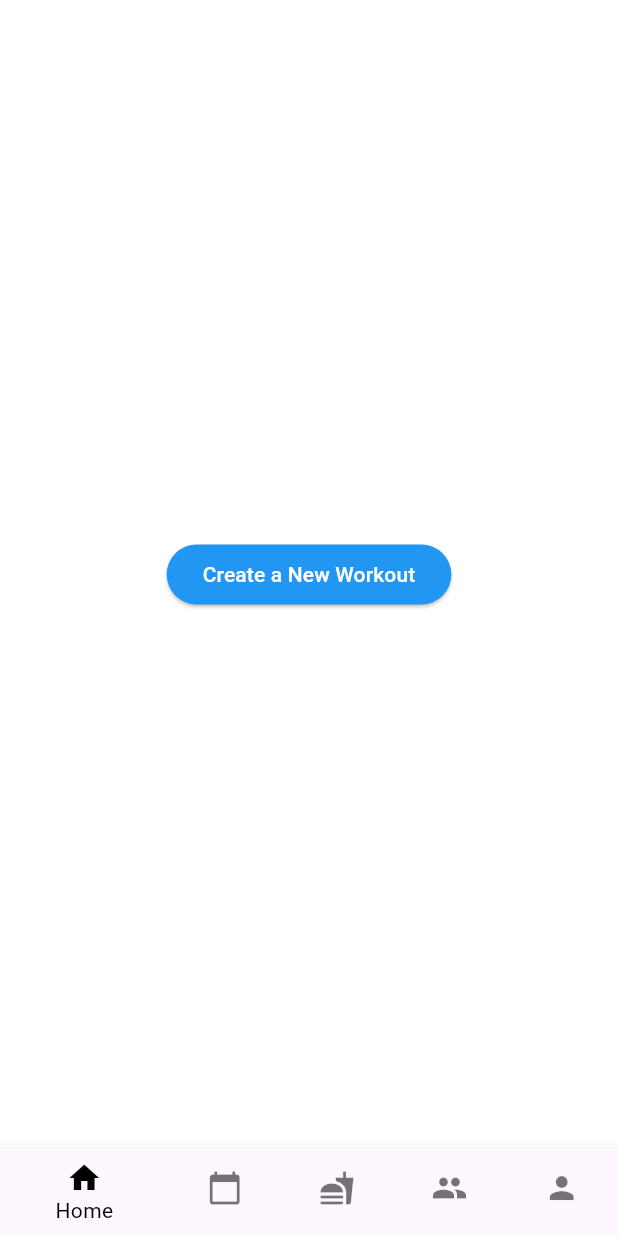
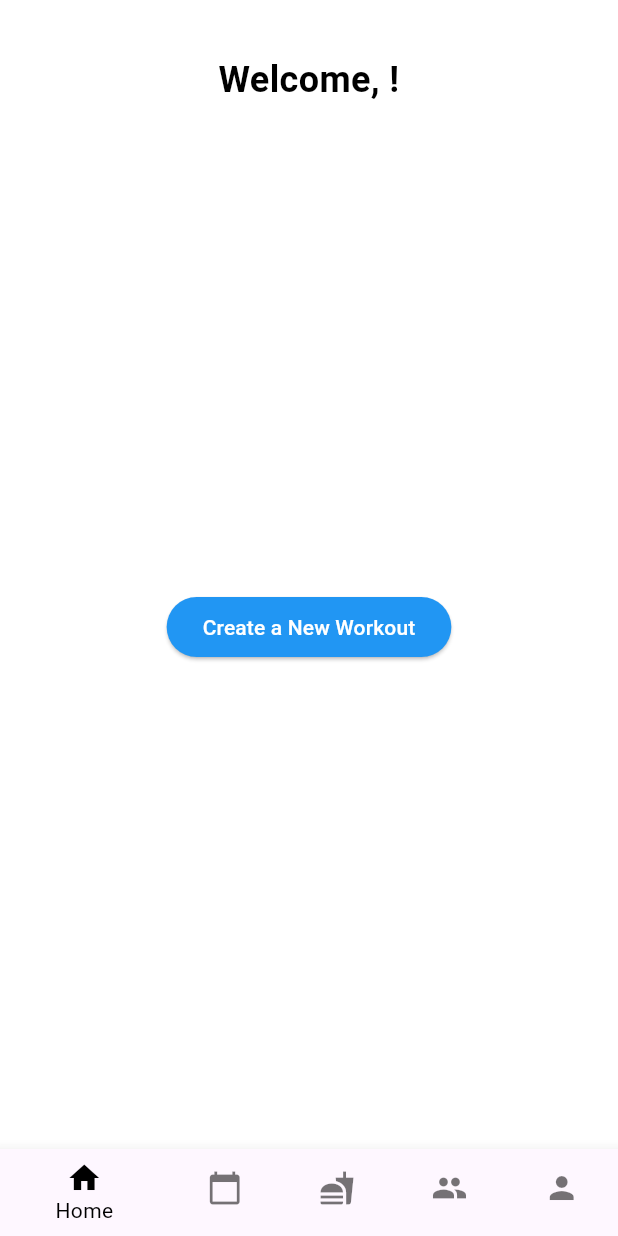
Before and after one commit to Hasini-D/LargeProject, a Flutter app: the HomeScreen screen opened by its route, on a phone screen of 412 x 824 dp. Run offline on Flutter 3.47's test engine with Material 3 defaults, Android fonts, the phone set to English and light mode, and no system bars; accounts and stored records are empty.

Commit message:
added welcome 'username' to home_page

```diff
--- a/flutter_app/lib/pages/home_page.dart
+++ b/flutter_app/lib/pages/home_page.dart
@@ -4,7 +4,8 @@ import 'diet_page.dart';
 import 'friends_page.dart';
 import 'profile_page.dart';
 import 'calendar_page.dart';
-import '../widgets/home_content.dart';
+import 'package:provider/provider.dart';
+import '../providers/user_provider.dart';
 
 class HomeScreen extends StatefulWidget {
   @override
@@ -29,8 +30,38 @@ class _HomeScreenState extends State<HomeScreen> {
 
   @override
   Widget build(BuildContext context) {
+    final user = Provider.of<UserProvider>(context).user;
+    Widget currentScreen = _widgetOptions.elementAt(_selectedIndex);
+
+    if (_selectedIndex == 0) {
+      currentScreen = SafeArea(
+        child: Column(
+          children: [
+            // Add a bit of vertical space so the text isn't cut off.
+            SizedBox(height: 20),
+            // Center the welcome message.
+            Center(
+              child: Padding(
+                padding: const EdgeInsets.only(top: 16.0),
+                child: Text(
+                  "Welcome, ${user?.login ?? "User"}!",
+                  style: const TextStyle(
+                    fontSize: 24,
+                    fontWeight: FontWeight.bold,
+                  ),
+                  textAlign: TextAlign.center,
+                ),
+              ),
+            ),
+            // Expanded widget to display the remaining HomeContent.
+            Expanded(child: HomeContent()),
+          ],
+        ),
+      );
+    }
+
     return Scaffold(
-      body: _widgetOptions.elementAt(_selectedIndex),
+      body: currentScreen,
       bottomNavigationBar: BottomNavigationBar(
         currentIndex: _selectedIndex,
         selectedItemColor: Colors.black,
```
